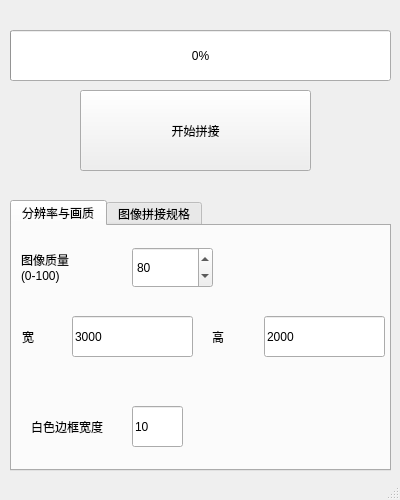
The window that ImgTrim/mainwindow.ui (ln93/ImgTrim) describes before a commit, drawn with Qt 5.
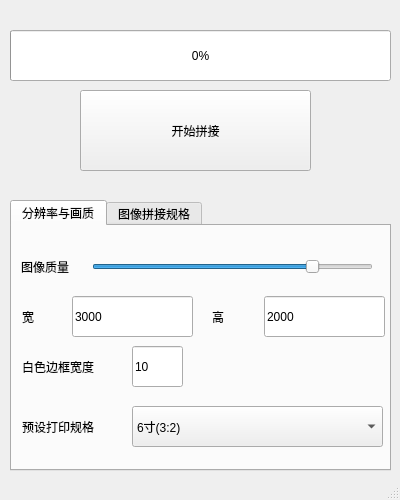
The same window after the commit.

```diff
--- a/ImgTrim/mainwindow.ui
+++ b/ImgTrim/mainwindow.ui
@@ -65,7 +65,7 @@
       <property name="geometry">
        <rect>
         <x>200</x>
-        <y>90</y>
+        <y>70</y>
         <width>50</width>
         <height>41</height>
        </rect>
@@ -78,7 +78,7 @@
       <property name="geometry">
        <rect>
         <x>60</x>
-        <y>90</y>
+        <y>70</y>
         <width>121</width>
         <height>41</height>
        </rect>
@@ -91,7 +91,7 @@
       <property name="geometry">
        <rect>
         <x>10</x>
-        <y>90</y>
+        <y>70</y>
         <width>50</width>
         <height>41</height>
        </rect>
@@ -104,7 +104,7 @@
       <property name="geometry">
        <rect>
         <x>252</x>
-        <y>90</y>
+        <y>70</y>
         <width>121</width>
         <height>41</height>
        </rect>
@@ -117,7 +117,7 @@
       <property name="geometry">
        <rect>
         <x>120</x>
-        <y>180</y>
+        <y>120</y>
         <width>51</width>
         <height>41</height>
        </rect>
@@ -129,8 +129,8 @@
      <widget class="QLabel" name="label_5">
       <property name="geometry">
        <rect>
-        <x>19</x>
-        <y>180</y>
+        <x>10</x>
+        <y>120</y>
         <width>111</width>
         <height>41</height>
        </rect>
@@ -139,13 +139,26 @@
        <string>白色边框宽度</string>
       </property>
      </widget>
-     <widget class="QSpinBox" name="imgQualitySpinBox">
+     <widget class="QLabel" name="label_6">
       <property name="geometry">
        <rect>
-        <x>120</x>
-        <y>21</y>
+        <x>9</x>
+        <y>20</y>
         <width>81</width>
         <height>41</height>
+       </rect>
+      </property>
+      <property name="text">
+       <string>图像质量</string>
+      </property>
+     </widget>
+     <widget class="QSlider" name="imgQualityHorizontalSlider">
+      <property name="geometry">
+       <rect>
+        <x>80</x>
+        <y>30</y>
+        <width>281</width>
+        <height>22</height>
        </rect>
       </property>
       <property name="maximum">
@@ -154,19 +167,64 @@
       <property name="value">
        <number>80</number>
       </property>
+      <property name="orientation">
+       <enum>Qt::Horizontal</enum>
+      </property>
      </widget>
-     <widget class="QLabel" name="label_6">
+     <widget class="QComboBox" name="PrintPreferenceComboBox">
       <property name="geometry">
        <rect>
-        <x>9</x>
-        <y>20</y>
-        <width>81</width>
+        <x>120</x>
+        <y>180</y>
+        <width>251</width>
+        <height>41</height>
+       </rect>
+      </property>
+      <property name="currentIndex">
+       <number>1</number>
+      </property>
+      <item>
+       <property name="text">
+        <string>5寸(10:7)</string>
+       </property>
+      </item>
+      <item>
+       <property name="text">
+        <string>6寸(3:2)</string>
+       </property>
+      </item>
+      <item>
+       <property name="text">
+        <string>7寸(7:5)</string>
+       </property>
+      </item>
+      <item>
+       <property name="text">
+        <string>8寸(4:3)</string>
+       </property>
+      </item>
+      <item>
+       <property name="text">
+        <string>小12寸(3:2)</string>
+       </property>
+      </item>
+      <item>
+       <property name="text">
+        <string>12寸(6:5)</string>
+       </property>
+      </item>
+     </widget>
+     <widget class="QLabel" name="label_7">
+      <property name="geometry">
+       <rect>
+        <x>10</x>
+        <y>180</y>
+        <width>111</width>
         <height>41</height>
        </rect>
       </property>
       <property name="text">
-       <string>图像质量
-(0-100)</string>
+       <string>预设打印规格</string>
       </property>
      </widget>
     </widget>
```
